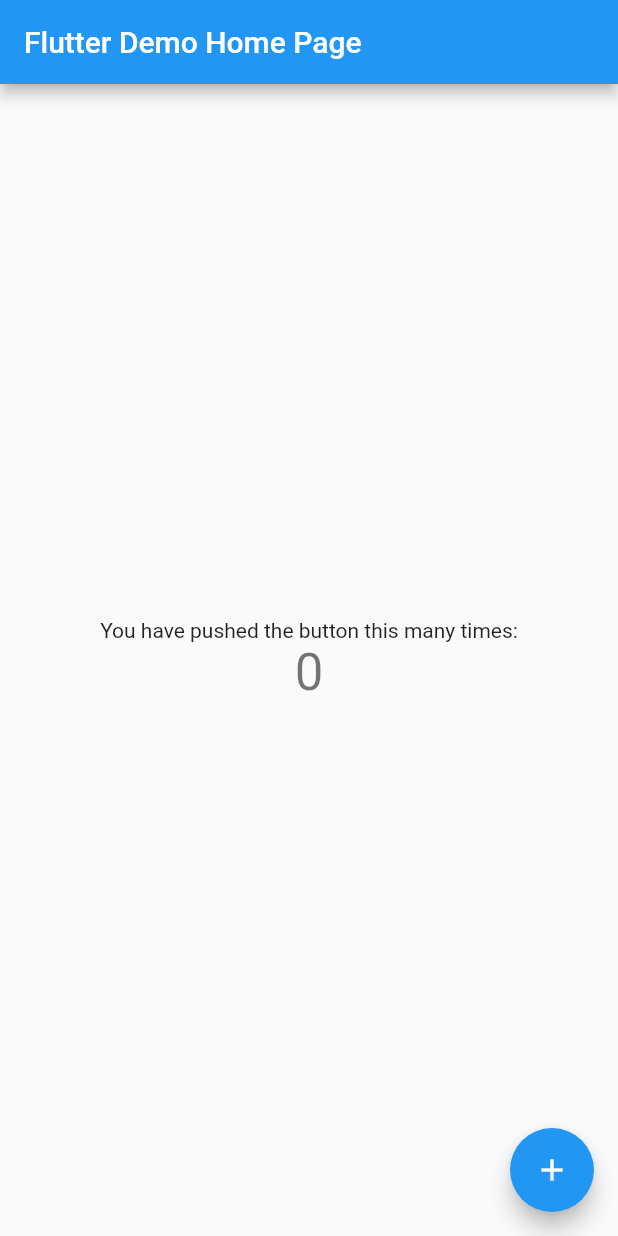
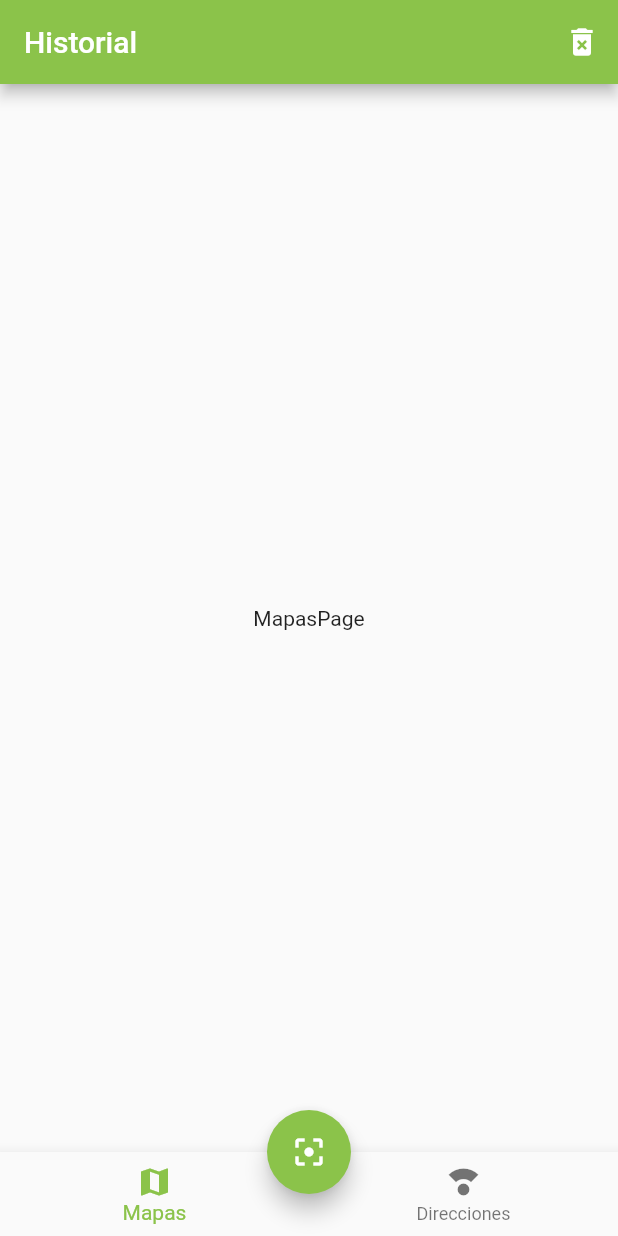
Before and after one commit to TecAbel/flutter-qr-scanner, a Flutter app: the screen it shows after launch, on a phone screen of 412 x 824 dp. Run offline on Flutter 3.47's test engine with Material 2 defaults, Android fonts, the phone set to English and light mode, and no system bars.

Commit message:
feat(services): added services and bottom navigation bar, used pub provider to manage state

```diff
--- /dev/null
+++ b/lib/config/app_theme.dart
@@ -0,0 +1,27 @@
+import 'package:flutter/material.dart';
+
+class CustomAppTheme {
+  static const Color primaryColor = Colors.lightGreen;
+
+  static final ThemeData lightTheme = ThemeData.light().copyWith(
+    primaryColor: primaryColor,
+    appBarTheme: const AppBarTheme(color: primaryColor),
+    floatingActionButtonTheme:
+        const FloatingActionButtonThemeData(backgroundColor: primaryColor),
+    bottomNavigationBarTheme: const BottomNavigationBarThemeData(
+      selectedIconTheme: IconThemeData(color: primaryColor),
+      selectedItemColor: primaryColor,
+    ),
+  );
+
+  static final ThemeData darkTheme = ThemeData.dark().copyWith(
+    primaryColor: primaryColor,
+    appBarTheme: const AppBarTheme(color: primaryColor),
+    floatingActionButtonTheme:
+        const FloatingActionButtonThemeData(backgroundColor: primaryColor),
+    bottomNavigationBarTheme: const BottomNavigationBarThemeData(
+      selectedIconTheme: IconThemeData(color: primaryColor),
+      selectedItemColor: primaryColor,
+    ),
+  );
+}
--- a/lib/main.dart
+++ b/lib/main.dart
@@ -1,115 +1,33 @@
 import 'package:flutter/material.dart';
+import 'package:provider/provider.dart';
+import 'package:qr_scanner/config/app_theme.dart';
+import 'package:qr_scanner/pages/pages.dart';
+import 'package:qr_scanner/services/ui_service.dart';
 
-void main() {
-  runApp(const MyApp());
-}
+void main() => runApp(const MyApp());
 
 class MyApp extends StatelessWidget {
   const MyApp({super.key});
 
-  // This widget is the root of your application.
   @override
   Widget build(BuildContext context) {
-    return MaterialApp(
-      title: 'Flutter Demo',
-      theme: ThemeData(
-        // This is the theme of your application.
-        //
-        // Try running your application with "flutter run". You'll see the
-        // application has a blue toolbar. Then, without quitting the app, try
-        // changing the primarySwatch below to Colors.green and then invoke
-        // "hot reload" (press "r" in the console where you ran "flutter run",
-        // or simply save your changes to "hot reload" in a Flutter IDE).
-        // Notice that the counter didn't reset back to zero; the application
-        // is not restarted.
-        primarySwatch: Colors.blue,
+    return MultiProvider(
+      providers: [
+        ChangeNotifierProvider(
+          create: (_) => UiService(),
+        )
+      ],
+      child: MaterialApp(
+        debugShowCheckedModeBanner: false,
+        title: 'QR reader',
+        initialRoute: 'home',
+        routes: {
+          'home': (_) => const HomePage(),
+          'map': (_) => const MapPage(),
+        },
+        theme: CustomAppTheme.lightTheme,
+        darkTheme: CustomAppTheme.darkTheme,
       ),
-      home: const MyHomePage(title: 'Flutter Demo Home Page'),
     );
   }
 }
-
-class MyHomePage extends StatefulWidget {
-  const MyHomePage({super.key, required this.title});
-
-  // This widget is the home page of your application. It is stateful, meaning
-  // that it has a State object (defined below) that contains fields that affect
-  // how it looks.
-
-  // This class is the configuration for the state. It holds the values (in this
-  // case the title) provided by the parent (in this case the App widget) and
-  // used by the build method of the State. Fields in a Widget subclass are
-  // always marked "final".
-
-  final String title;
-
-  @override
-  State<MyHomePage> createState() => _MyHomePageState();
-}
-
-class _MyHomePageState extends State<MyHomePage> {
-  int _counter = 0;
-
-  void _incrementCounter() {
-    setState(() {
-      // This call to setState tells the Flutter framework that something has
-      // changed in this State, which causes it to rerun the build method below
-      // so that the display can reflect the updated values. If we changed
-      // _counter without calling setState(), then the build method would not be
-      // called again, and so nothing would appear to happen.
-      _counter++;
-    });
-  }
-
-  @override
-  Widget build(BuildContext context) {
-    // This method is rerun every time setState is called, for instance as done
-    // by the _incrementCounter method above.
-    //
-    // The Flutter framework has been optimized to make rerunning build methods
-    // fast, so that you can just rebuild anything that needs updating rather
-    // than having to individually change instances of widgets.
-    return Scaffold(
-      appBar: AppBar(
-        // Here we take the value from the MyHomePage object that was created by
-        // the App.build method, and use it to set our appbar title.
-        title: Text(widget.title),
-      ),
-      body: Center(
-        // Center is a layout widget. It takes a single child and positions it
-        // in the middle of the parent.
-        child: Column(
-          // Column is also a layout widget. It takes a list of children and
-          // arranges them vertically. By default, it sizes itself to fit its
-          // children horizontally, and tries to be as tall as its parent.
-          //
-          // Invoke "debug painting" (press "p" in the console, choose the
-          // "Toggle Debug Paint" action from the Flutter Inspector in Android
-          // Studio, or the "Toggle Debug Paint" command in Visual Studio Code)
-          // to see the wireframe for each widget.
-          //
-          // Column has various properties to control how it sizes itself and
-          // how it positions its children. Here we use mainAxisAlignment to
-          // center the children vertically; the main axis here is the vertical
-          // axis because Columns are vertical (the cross axis would be
-          // horizontal).
-          mainAxisAlignment: MainAxisAlignment.center,
-          children: <Widget>[
-            const Text(
-              'You have pushed the button this many times:',
-            ),
-            Text(
-              '$_counter',
-              style: Theme.of(context).textTheme.headline4,
-            ),
-          ],
-        ),
-      ),
-      floatingActionButton: FloatingActionButton(
-        onPressed: _incrementCounter,
-        tooltip: 'Increment',
-        child: const Icon(Icons.add),
-      ), // This trailing comma makes auto-formatting nicer for build methods.
-    );
-  }
-}
--- /dev/null
+++ b/lib/pages/dir_page.dart
@@ -0,0 +1,12 @@
+import 'package:flutter/material.dart';
+
+class DireccionesPage extends StatelessWidget {
+  const DireccionesPage({super.key});
+
+  @override
+  Widget build(BuildContext context) {
+    return const Center(
+      child: Text('DireccionesPage'),
+    );
+  }
+}
--- /dev/null
+++ b/lib/pages/home_page.dart
@@ -0,0 +1,49 @@
+import 'package:flutter/material.dart';
+import 'package:provider/provider.dart';
+import 'package:qr_scanner/pages/dir_page.dart';
+import 'package:qr_scanner/pages/maps_page.dart';
+import 'package:qr_scanner/services/ui_service.dart';
+import 'package:qr_scanner/widgets/widgets.dart';
+
+class HomePage extends StatelessWidget {
+  const HomePage({super.key});
+
+  @override
+  Widget build(BuildContext context) {
+    return Scaffold(
+      appBar: AppBar(
+        title: const Text('Historial'),
+        actions: [
+          IconButton(
+            icon: const Icon(Icons.delete_forever),
+            onPressed: () {},
+          ),
+        ],
+      ),
+      body: const _HomeBody(),
+      bottomNavigationBar: const CustomNavigatorBar(),
+      floatingActionButton: const CustomFloatingActionButton(),
+      floatingActionButtonLocation: FloatingActionButtonLocation.centerDocked,
+    );
+  }
+}
+
+class _HomeBody extends StatelessWidget {
+  const _HomeBody({
+    Key? key,
+  }) : super(key: key);
+
+  @override
+  Widget build(BuildContext context) {
+    final uiService = Provider.of<UiService>(context);
+
+    switch (uiService.selected) {
+      case 0:
+        return const MapasPage();
+      case 1:
+        return const DireccionesPage();
+      default:
+        return const MapasPage();
+    }
+  }
+}
--- /dev/null
+++ b/lib/pages/map_page.dart
@@ -0,0 +1,12 @@
+import 'package:flutter/material.dart';
+
+class MapPage extends StatelessWidget {
+  const MapPage({super.key});
+
+  @override
+  Widget build(BuildContext context) {
+    return const Scaffold(
+      body: Center(child: Text('MapPage')),
+    );
+  }
+}
--- /dev/null
+++ b/lib/pages/maps_page.dart
@@ -0,0 +1,12 @@
+import 'package:flutter/material.dart';
+
+class MapasPage extends StatelessWidget {
+  const MapasPage({super.key});
+
+  @override
+  Widget build(BuildContext context) {
+    return const Center(
+      child: Text('MapasPage'),
+    );
+  }
+}
--- /dev/null
+++ b/lib/pages/pages.dart
@@ -0,0 +1,2 @@
+export 'package:qr_scanner/pages/home_page.dart';
+export 'package:qr_scanner/pages/map_page.dart';
--- /dev/null
+++ b/lib/services/ui_service.dart
@@ -0,0 +1,14 @@
+import 'package:flutter/material.dart';
+
+class UiService extends ChangeNotifier {
+  int _selectedOpt = 0;
+
+  int get selected {
+    return _selectedOpt;
+  }
+
+  set selected(int opt) {
+    _selectedOpt = opt;
+    notifyListeners();
+  }
+}
--- /dev/null
+++ b/lib/widgets/custom_floatingbutton.dart
@@ -0,0 +1,13 @@
+import 'package:flutter/material.dart';
+
+class CustomFloatingActionButton extends StatelessWidget {
+  const CustomFloatingActionButton({super.key});
+
+  @override
+  Widget build(BuildContext context) {
+    return FloatingActionButton(
+      onPressed: () {},
+      child: const Icon(Icons.filter_center_focus),
+    );
+  }
+}
--- /dev/null
+++ b/lib/widgets/custom_navigatorbar.dart
@@ -0,0 +1,26 @@
+import 'package:flutter/material.dart';
+import 'package:provider/provider.dart';
+import 'package:qr_scanner/services/ui_service.dart';
+
+class CustomNavigatorBar extends StatelessWidget {
+  const CustomNavigatorBar({super.key});
+
+  @override
+  Widget build(BuildContext context) {
+    final UiService uiService = Provider.of<UiService>(context);
+    return BottomNavigationBar(
+      onTap: (opt) {
+        uiService.selected = opt;
+      },
+      items: const [
+        BottomNavigationBarItem(
+          icon: Icon(Icons.map),
+          label: 'Mapas',
+        ),
+        BottomNavigationBarItem(
+            icon: Icon(Icons.compass_calibration), label: 'Direcciones'),
+      ],
+      currentIndex: uiService.selected,
+    );
+  }
+}
--- /dev/null
+++ b/lib/widgets/widgets.dart
@@ -0,0 +1,2 @@
+export 'package:qr_scanner/widgets/custom_floatingbutton.dart';
+export 'package:qr_scanner/widgets/custom_navigatorbar.dart';
--- a/pubspec.yaml
+++ b/pubspec.yaml
@@ -36,6 +36,7 @@ dependencies:
   # The following adds the Cupertino Icons font to your application.
   # Use with the CupertinoIcons class for iOS style icons.
   cupertino_icons: ^1.0.2
+  provider: ^6.0.5
 
 dev_dependencies:
   flutter_test:
```
Also changed, not shown: package-lock.json (added), pubspec.lock, 1 other file.
